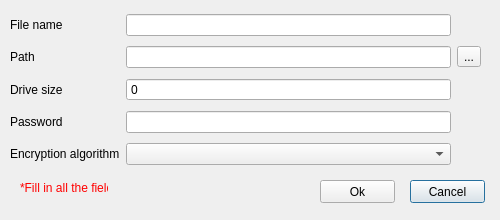
This is ved/UserPrograms/GUI no connect/createnew.ui in dumitory-dev/VED as Qt 5 draws it before an edit. The edited form follows.
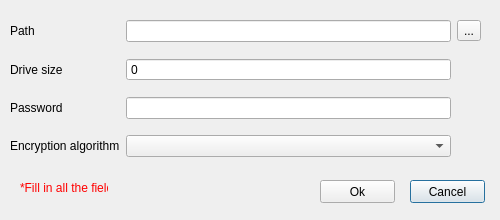
This is the edited form.

Patch:
```diff
--- a/ved/UserPrograms/GUI no connect/createnew.ui
+++ b/ved/UserPrograms/GUI no connect/createnew.ui
@@ -43,24 +43,21 @@
     </rect>
    </property>
    <layout class="QGridLayout" name="gridLayout">
-    <item row="1" column="3">
-     <widget class="QToolButton" name="PathButton">
+    <item row="1" column="0">
+     <widget class="QLabel" name="label_3">
       <property name="text">
-       <string>...</string>
+       <string>Drive size</string>
       </property>
      </widget>
     </item>
-    <item row="4" column="0">
-     <widget class="QLabel" name="label_8">
+    <item row="0" column="0">
+     <widget class="QLabel" name="label_2">
       <property name="text">
-       <string>Encryption algorithm</string>
+       <string>Path</string>
       </property>
      </widget>
     </item>
-    <item row="4" column="2">
-     <widget class="QComboBox" name="Crypt"/>
-    </item>
-    <item row="2" column="2">
+    <item row="1" column="2">
      <widget class="QSpinBox" name="spinBox">
       <property name="buttonSymbols">
        <enum>QAbstractSpinBox::NoButtons</enum>
@@ -70,41 +67,7 @@
       </property>
      </widget>
     </item>
-    <item row="0" column="0">
-     <widget class="QLabel" name="label_7">
-      <property name="text">
-       <string>File name</string>
-      </property>
-     </widget>
-    </item>
-    <item row="1" column="0">
-     <widget class="QLabel" name="label_2">
-      <property name="text">
-       <string>Path</string>
-      </property>
-     </widget>
-    </item>
-    <item row="0" column="2">
-     <widget class="QLineEdit" name="FileName"/>
-    </item>
-    <item row="3" column="0">
-     <widget class="QLabel" name="label_4">
-      <property name="text">
-       <string>Password</string>
-      </property>
-     </widget>
-    </item>
-    <item row="2" column="0">
-     <widget class="QLabel" name="label_3">
-      <property name="text">
-       <string>Drive size</string>
-      </property>
-     </widget>
-    </item>
-    <item row="1" column="2">
-     <widget class="QLineEdit" name="Path"/>
-    </item>
-    <item row="3" column="2">
+    <item row="2" column="2">
      <widget class="QLineEdit" name="Password">
       <property name="maxLength">
        <number>16</number>
@@ -114,6 +77,33 @@
       </property>
      </widget>
     </item>
+    <item row="3" column="2">
+     <widget class="QComboBox" name="Crypt"/>
+    </item>
+    <item row="3" column="0">
+     <widget class="QLabel" name="label_8">
+      <property name="text">
+       <string>Encryption algorithm</string>
+      </property>
+     </widget>
+    </item>
+    <item row="0" column="2">
+     <widget class="QLineEdit" name="Path"/>
+    </item>
+    <item row="2" column="0">
+     <widget class="QLabel" name="label_4">
+      <property name="text">
+       <string>Password</string>
+      </property>
+     </widget>
+    </item>
+    <item row="0" column="3">
+     <widget class="QToolButton" name="PathButton">
+      <property name="text">
+       <string>...</string>
+      </property>
+     </widget>
+    </item>
    </layout>
   </widget>
   <widget class="QPushButton" name="Cancel">
```
